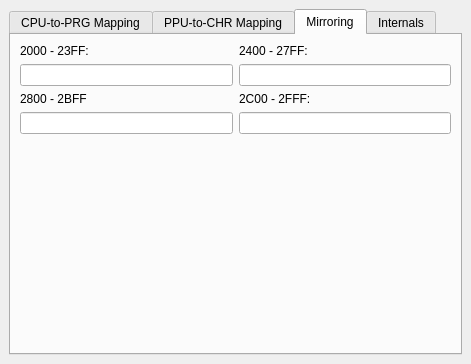
Old version of the form apps/ide/nes/debuggers/mapperinformationdockwidget.ui in the repository christopherpow/nesicide.
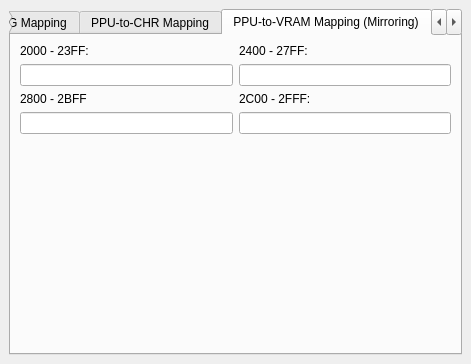
New version of the form. The open tabs and pages were chosen to show the change.

Diff of the .ui file:
```diff
--- a/apps/ide/nes/debuggers/mapperinformationdockwidget.ui
+++ b/apps/ide/nes/debuggers/mapperinformationdockwidget.ui
@@ -266,7 +266,7 @@
       </widget>
       <widget class="QWidget" name="mirroring">
        <attribute name="title">
-        <string>Mirroring</string>
+        <string>PPU-to-VRAM Mapping (Mirroring)</string>
        </attribute>
        <layout class="QGridLayout" name="gridLayout_7">
         <item row="0" column="0">
```
Left out of the diff: 2 changed lines with no effect on the pictures.
